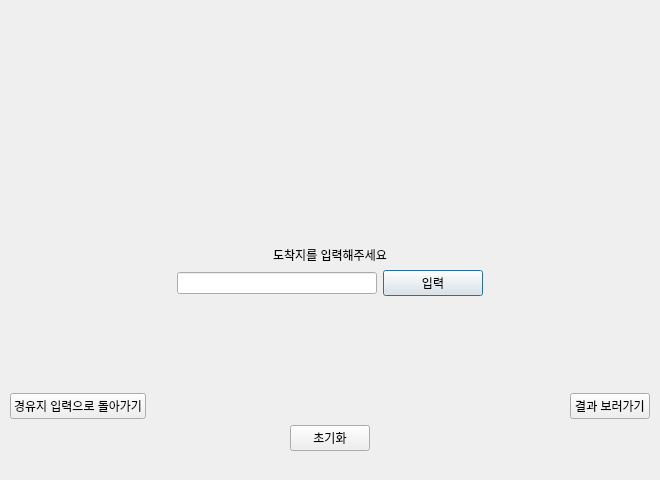
First picture: the form in src/dochak.ui, repository wooing1084/TripPlanner, before the edit.
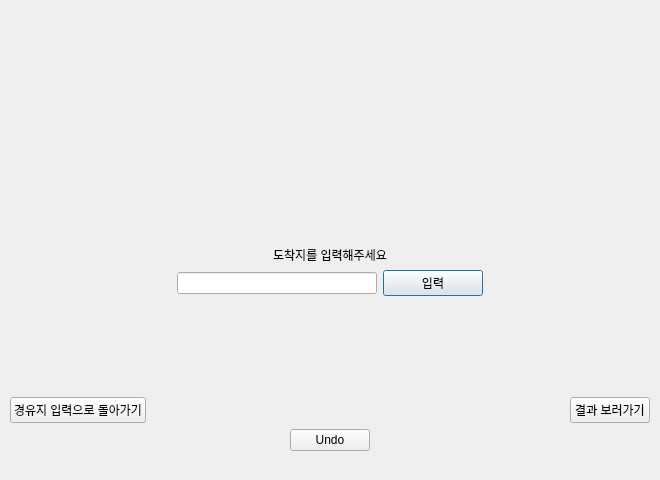
Second picture: the form after the edit. Icons and pictures are not drawn.

Patch:
```diff
--- a/src/dochak.ui
+++ b/src/dochak.ui
@@ -179,7 +179,7 @@
       <item>
        <widget class="QPushButton" name="undo_Btn">
         <property name="text">
-         <string>초기화</string>
+         <string>Undo</string>
         </property>
        </widget>
       </item>
```
